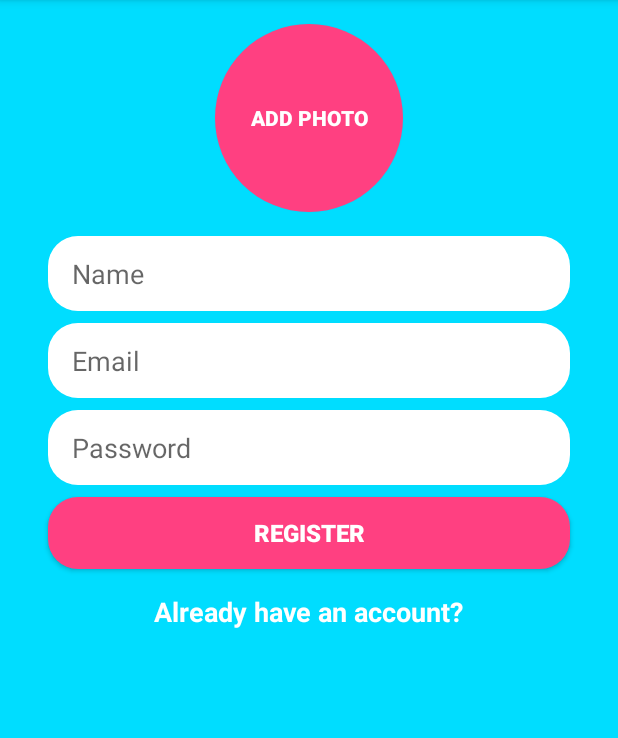
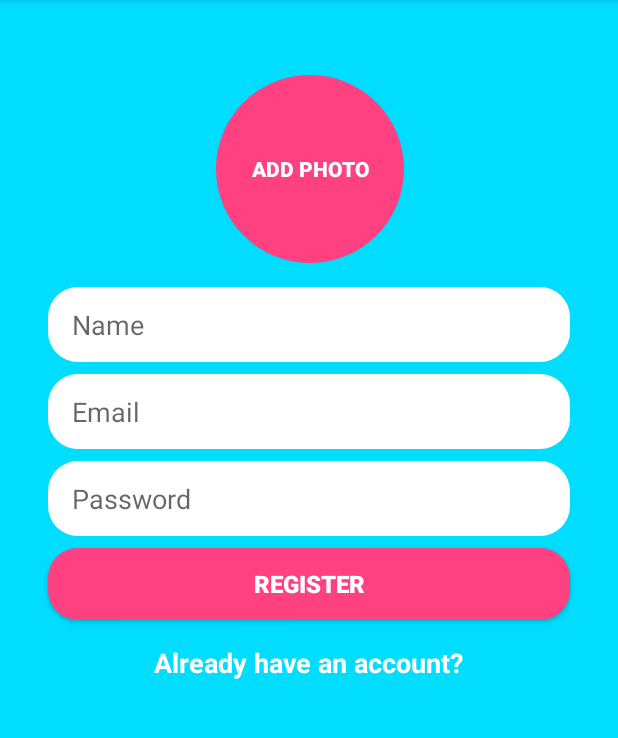
Before and after one commit to walkerdan5/KotlinMessenger, an Android app: the RegisterActivity screen opened directly, with no data from a screen before it, on a phone screen of 412 x 824 dp, the part 84-822 px from its top. Run offline under Robolectric (Android 15) with nearby library versions, the phone set to English and light mode, and no system bars; our stand-ins replace CircleImageView, Firebase (no records; nobody signed in at launch, a user with empty details on screens opened directly).

```diff
--- a/app/src/main/res/layout/activity_register.xml
+++ b/app/src/main/res/layout/activity_register.xml
@@ -104,25 +104,28 @@
         android:layout_marginLeft="8dp"
         android:layout_marginRight="8dp"
         android:layout_marginStart="8dp"
-        android:layout_marginTop="16dp"
+        android:layout_marginTop="50dp"
         android:background="@drawable/round_photo_button"
         android:text="Add Photo"
         android:textColor="@android:color/white"
         android:textStyle="bold"
         app:layout_constraintEnd_toEndOf="parent"
+        app:layout_constraintHorizontal_bias="0.502"
         app:layout_constraintStart_toStartOf="parent"
-        app:layout_constraintTop_toTopOf="parent" />
+        app:layout_constraintTop_toTopOf="parent"/>
 
 
-    <de.hdodenhof.circleimageview.CircleImageView xmlns:app="http://schemas.android.com/apk/res-auto"
-        android:id="@+id/photo_imageview_register"
+    <de.hdodenhof.circleimageview.CircleImageView android:id="@+id/photo_imageview_register"
+                                                  xmlns:app="http://schemas.android.com/apk/res-auto"
                                                   android:layout_width="125dp"
                                                   android:layout_height="125dp"
                                                   app:civ_border_color="@android:color/white"
                                                   app:civ_border_width="4dp"
                                                   app:layout_constraintBottom_toBottomOf="@+id/selectphoto_button_register"
                                                   app:layout_constraintEnd_toEndOf="@+id/selectphoto_button_register"
+                                                  app:layout_constraintHorizontal_bias="0.0"
                                                   app:layout_constraintStart_toStartOf="@+id/selectphoto_button_register"
-        app:layout_constraintTop_toTopOf="@+id/selectphoto_button_register" />
+                                                  app:layout_constraintTop_toTopOf="@+id/selectphoto_button_register"
+                                                  app:layout_constraintVertical_bias="1.0"/>
 
 </android.support.constraint.ConstraintLayout>
```
Also changed, not shown: app/src/main/res/layout/activity_login.xml (+11 -15 lines). Lines whose indentation alone changed are shown as unchanged.
